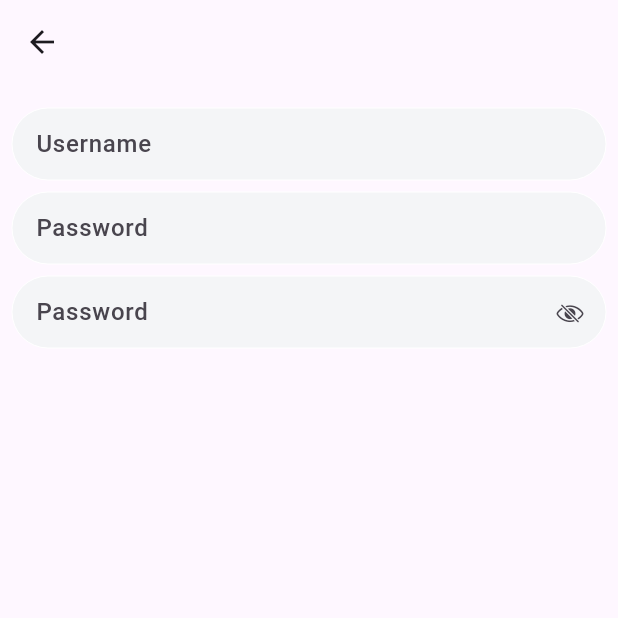
After one commit to viroth-ty/express_widget, a Flutter app: the screen it shows after launch, after a tap on "Input field", on a phone screen of 412 x 824 dp, the top half of it. The commit adds this screen. Run offline on Flutter 3.47's test engine with Material 3 defaults, Android fonts, the phone set to English and light mode, and no system bars; our stand-ins replace skeletonizer, smooth_page_indicator; missing offline and left inert: circular_reveal_animation.

Commit message:
- ExpressTextField support obscureText

```diff
--- /dev/null
+++ b/example/lib/feature/input_field_page.dart
@@ -0,0 +1,57 @@
+import 'package:express_widget/express_widget.dart';
+import 'package:flutter/cupertino.dart';
+import 'package:flutter/material.dart';
+
+class InputFieldPage extends StatefulWidget {
+  const InputFieldPage({super.key});
+
+  @override
+  State<InputFieldPage> createState() => _InputFieldPageState();
+}
+
+class _InputFieldPageState extends State<InputFieldPage> {
+  final TextEditingController _textEditingController = TextEditingController();
+
+  bool obscureText = false;
+
+  @override
+  Widget build(BuildContext context) {
+    return Scaffold(
+      appBar: AppBar(),
+      body: SafeArea(
+        child: Padding(
+          padding: const EdgeInsets.all(8.0),
+          child: Column(
+            mainAxisSize: MainAxisSize.max,
+            mainAxisAlignment: MainAxisAlignment.start,
+            crossAxisAlignment: CrossAxisAlignment.start,
+            children: [
+              ExpressTextField(
+                textEditingController: TextEditingController(),
+                hintText: "Username",
+              ),
+              ExpressTextField(
+                textEditingController: TextEditingController(),
+                hintText: "Password",
+                obscureText: true,
+              ),
+              ExpressTextField(
+                textEditingController: _textEditingController,
+                hintText: "Password",
+                obscureText: obscureText,
+                suffixIcon: IconButton(
+                  onPressed: () {
+                    setState(() {
+                      obscureText = !obscureText;
+                    });
+                  },
+                  icon: const Icon(CupertinoIcons.eye_slash),
+                ),
+              ),
+            ],
+          ),
+        ),
+      ),
+    );
+  }
+}
--- a/example/lib/main.dart
+++ b/example/lib/main.dart
@@ -1,5 +1,6 @@
 import 'package:express_widget_example/feature/button_page.dart';
 import 'package:express_widget_example/feature/express_shimmer_page.dart';
+import 'package:express_widget_example/feature/input_field_page.dart';
 import 'package:express_widget_example/feature/loading_page.dart';
 import 'package:express_widget_example/feature/refresh_indicator_page.dart';
 import 'package:flutter/material.dart';
@@ -86,7 +87,14 @@ class _MyHomePageState extends State<MyHomePage> {
             },
             title: const Text("Progress circular"),
             trailing: const Icon(Icons.chevron_right_outlined),
-          )
+          ),
+          ListTile(
+            onTap: () {
+              Navigator.of(context).push(MaterialPageRoute(builder: (BuildContext context) => const InputFieldPage()));
+            },
+            title: const Text("Input field"),
+            trailing: const Icon(Icons.chevron_right_outlined),
+          ),
         ],
       ),
     );
--- a/lib/src/widget/express_text_field.dart
+++ b/lib/src/widget/express_text_field.dart
@@ -13,6 +13,7 @@ class ExpressTextField extends StatelessWidget {
   final String? hintText;
   final bool readOnly;
   final bool showHintText;
+  final bool obscureText;
 
   const ExpressTextField({
     super.key,
@@ -27,6 +28,7 @@ class ExpressTextField extends StatelessWidget {
     this.prefixText,
     this.focusNode,
     this.onChange,
+    this.obscureText = false,
   });
 
   @override
@@ -54,6 +56,9 @@ class ExpressTextField extends StatelessWidget {
             enableInteractiveSelection: false,
             enableIMEPersonalizedLearning: true,
             cursorColor: appColorBlack,
+            obscureText: obscureText,
+            enableSuggestions: !obscureText,
+            autocorrect: !obscureText,
             cursorOpacityAnimates: true,
             style: TextStyle(fontSize: 16, color: readOnly ? appColorBlack.withOpacity(0.4) : appColorBlack, fontWeight: FontWeight.w500),
             decoration: InputDecoration(
```
Also changed, not shown: example/lib/feature/button_page.dart (+10 -4 lines), lib/src/widget/express_button.dart (+3 -10 lines).
